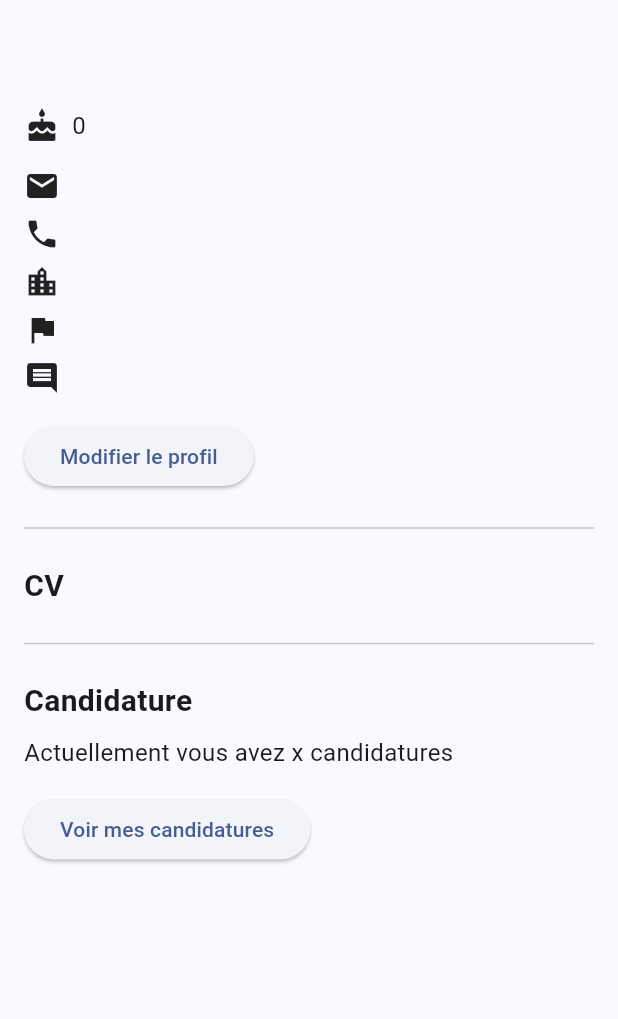
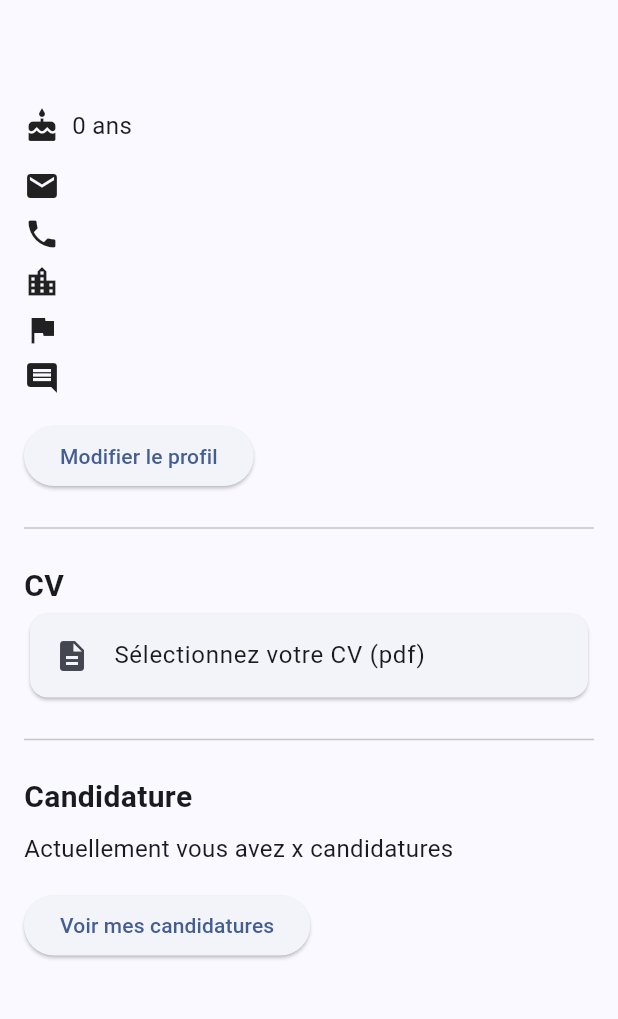
Before and after one commit to GarciaPena-Loris/ProjetMobile_GARCIA_MAZERAND, a Flutter app: the ProfilScreen screen opened directly, on a phone screen of 412 x 824 dp, the part 63-1082 px from its top. Run offline on Flutter 3.47's test engine with Material 3 defaults, Android fonts, the phone set to English and light mode, and no system bars; our stand-ins replace cloud_firestore, file_picker, firebase_auth, firebase_core, firebase_storage; accounts and stored records are empty.

Commit message:
Affichage page profil

```diff
--- a/untherimeair_flutter/lib/screens/profil_screen.dart
+++ b/untherimeair_flutter/lib/screens/profil_screen.dart
@@ -1,19 +1,29 @@
+import 'dart:io';
+
+import 'package:file_picker/file_picker.dart';
 import 'package:flutter/material.dart';
 import 'package:cloud_firestore/cloud_firestore.dart';
 import 'package:firebase_auth/firebase_auth.dart';
 import 'package:untherimeair_flutter/models/utilisateur_modele.dart';
 
-class ProfilScreen extends StatelessWidget {
+class ProfilScreen extends StatefulWidget {
   const ProfilScreen({super.key});
 
   @override
+  _ProfilScreenState createState() => _ProfilScreenState();
+}
+
+class _ProfilScreenState extends State<ProfilScreen> {
+  File? _cvFile;
+
+  @override
   Widget build(BuildContext context) {
-
     String calculerAge(DateTime dateDeNaissance) {
       DateTime now = DateTime.now();
       int age = now.year - dateDeNaissance.year;
       if (now.month < dateDeNaissance.month ||
-          (now.month == dateDeNaissance.month && now.day < dateDeNaissance.day)) {
+          (now.month == dateDeNaissance.month &&
+              now.day < dateDeNaissance.day)) {
         age--;
       }
       return age.toString();
@@ -41,10 +51,11 @@ class ProfilScreen extends StatelessWidget {
                 if (snapshot.connectionState == ConnectionState.waiting) {
                   return const Center(child: CircularProgressIndicator());
                 } else if (snapshot.hasError) {
-                  return const Center(child: Text('Erreur de chargement du profil'));
+                  return const Center(
+                      child: Text('Erreur de chargement du profil'));
                 } else if (snapshot.hasData) {
                   Utilisateur utilisateur =
-                  Utilisateur.fromFirestore(snapshot.data!);
+                      Utilisateur.fromFirestore(snapshot.data!);
                   return Padding(
                     padding: const EdgeInsets.all(16.0),
                     child: Column(
@@ -63,7 +74,7 @@ class ProfilScreen extends StatelessWidget {
                             const Icon(Icons.cake),
                             const SizedBox(width: 8),
                             Text(
-                              calculerAge(utilisateur.dateDeNaissance),
+                              '${calculerAge(utilisateur.dateDeNaissance)} ans',
                               style: const TextStyle(fontSize: 16),
                             ),
                           ],
@@ -147,11 +158,51 @@ class ProfilScreen extends StatelessWidget {
                             fontWeight: FontWeight.bold,
                           ),
                         ),
+                        Card(
+                          color:
+                              _cvFile != null ? Colors.lightGreenAccent : null,
+                          child: ListTile(
+                            leading: const Icon(Icons.description),
+                            title: Text(_cvFile == null
+                                ? 'Sélectionnez votre CV (pdf)'
+                                : _cvFile!.path),
+                            trailing: _cvFile != null
+                                ? IconButton(
+                                    icon: const Icon(Icons.clear),
+                                    onPressed: () {
+                                      setState(() {
+                                        _cvFile = null;
+                                      });
+                                    },
+                                  )
+                                : null,
+                            onTap: () async {
+                              FilePickerResult? result =
+                                  await FilePicker.platform.pickFiles(
+                                type: FileType.custom,
+                                allowedExtensions: ['pdf'],
+                              );
 
-
+                              if (result != null) {
+                                if (result.files.single.extension == 'pdf') {
+                                  setState(() {
+                                    _cvFile = File(result.files.single.path!);
+                                  });
+                                } else {
+                                  ScaffoldMessenger.of(context).showSnackBar(
+                                    const SnackBar(
+                                      content: Text(
+                                          'Veuillez sélectionner un fichier PDF.'),
+                                      backgroundColor: Colors.red,
+                                    ),
+                                  );
+                                }
+                              }
+                            },
+                          ),
+                        ),
 
                         const SizedBox(height: 16),
-
 
                         const Divider(),
                         const SizedBox(height: 16),
--- a/untherimeair_flutter/lib/widgets/signup_widget.dart
+++ b/untherimeair_flutter/lib/widgets/signup_widget.dart
@@ -345,7 +345,7 @@ class _SignUpFormState extends State<SignUpForm> {
             child: ListTile(
               leading: const Icon(Icons.description), // Icône 'description'
               title: Text(_cvController.text.isEmpty
-                  ? 'Sélectionnez votre CV'
+                  ? 'Sélectionnez votre CV (pdf)'
                   : _cvController.text), // Texte
               trailing: _cvFile !=
                       null // Si un fichier est sélectionné, affiche une icône de croix pour supprimer le fichier
```
